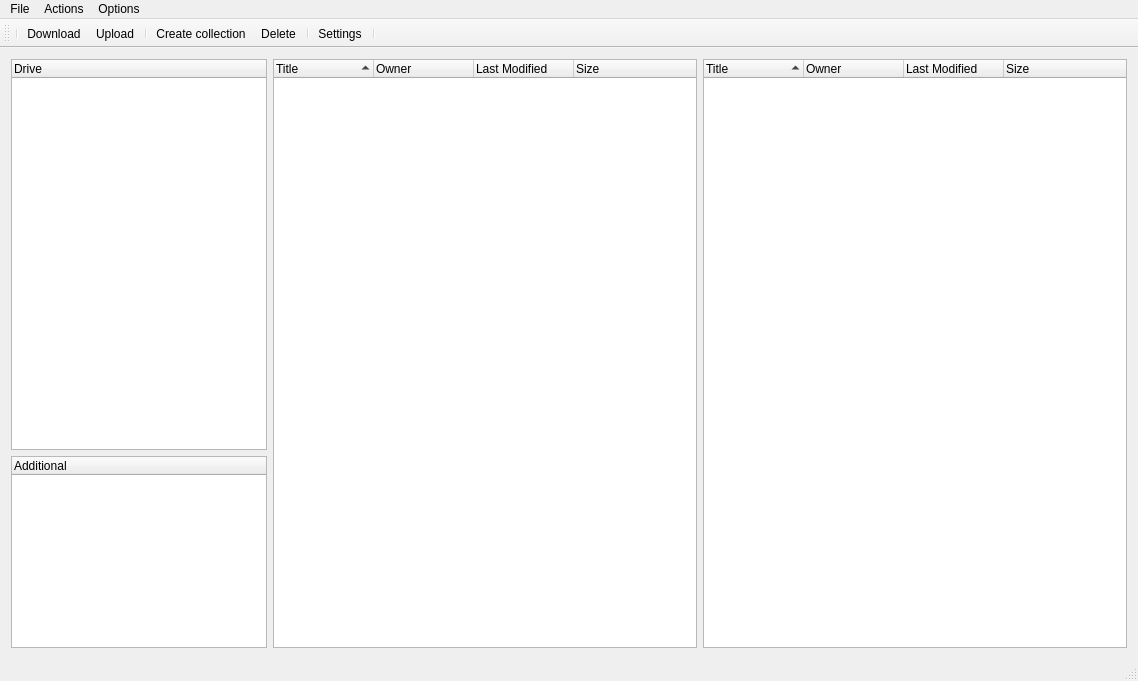
Old version of the form mainwindow.ui in the repository tranter/qt-google-drive.
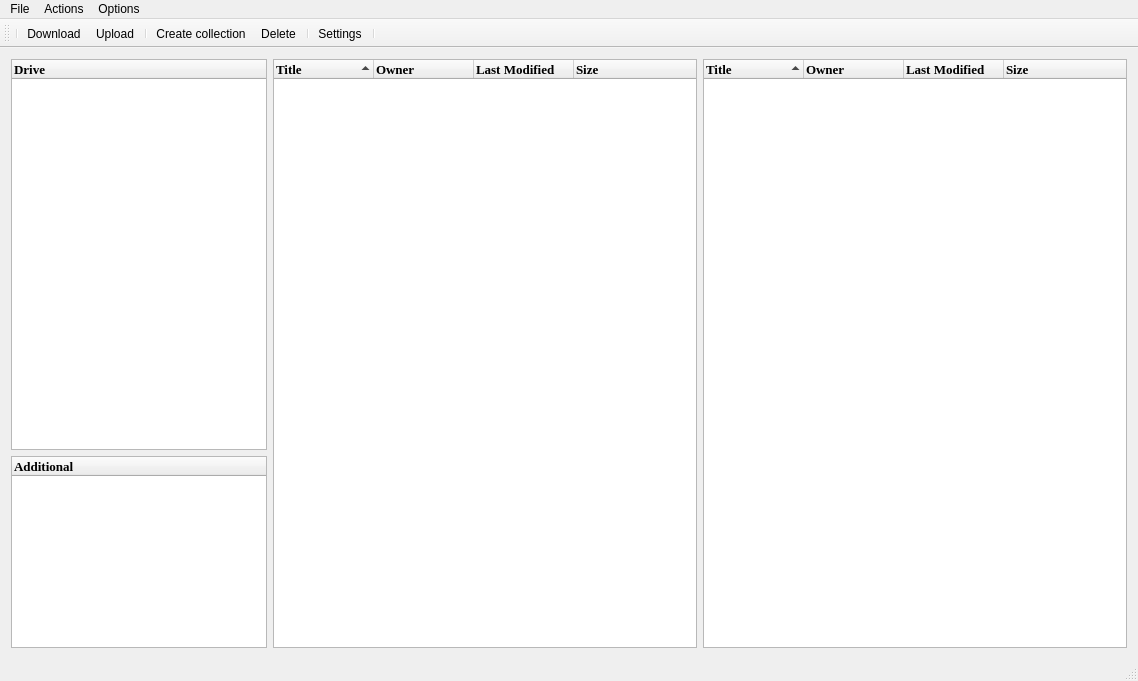
New version of the form. Icons and pictures are not drawn.

Patch:
```diff
--- a/mainwindow.ui
+++ b/mainwindow.ui
@@ -35,6 +35,14 @@
         <verstretch>0</verstretch>
        </sizepolicy>
       </property>
+      <property name="font">
+       <font>
+        <family>Times New Roman</family>
+        <pointsize>10</pointsize>
+        <weight>75</weight>
+        <bold>true</bold>
+       </font>
+      </property>
       <property name="cursor" stdset="0">
        <cursorShape>PointingHandCursor</cursorShape>
       </property>
@@ -98,6 +106,14 @@
         <verstretch>25</verstretch>
        </sizepolicy>
       </property>
+      <property name="font">
+       <font>
+        <family>Times New Roman</family>
+        <pointsize>10</pointsize>
+        <weight>75</weight>
+        <bold>true</bold>
+       </font>
+      </property>
       <property name="cursor" stdset="0">
        <cursorShape>PointingHandCursor</cursorShape>
       </property>
@@ -131,6 +147,14 @@
         <verstretch>0</verstretch>
        </sizepolicy>
       </property>
+      <property name="font">
+       <font>
+        <family>Times New Roman</family>
+        <pointsize>10</pointsize>
+        <weight>75</weight>
+        <bold>true</bold>
+       </font>
+      </property>
       <property name="cursor" stdset="0">
        <cursorShape>PointingHandCursor</cursorShape>
       </property>
@@ -152,6 +176,14 @@
         <verstretch>0</verstretch>
        </sizepolicy>
       </property>
+      <property name="font">
+       <font>
+        <family>Times New Roman</family>
+        <pointsize>10</pointsize>
+        <weight>75</weight>
+        <bold>true</bold>
+       </font>
+      </property>
       <property name="cursor" stdset="0">
        <cursorShape>PointingHandCursor</cursorShape>
       </property>
```
